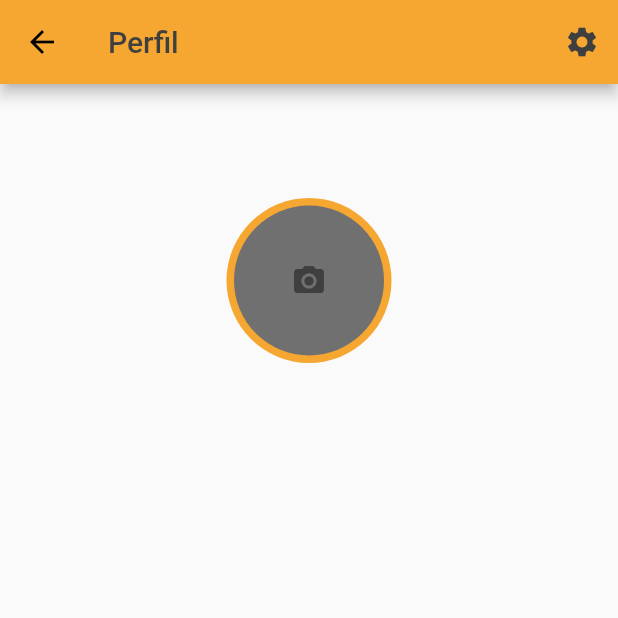
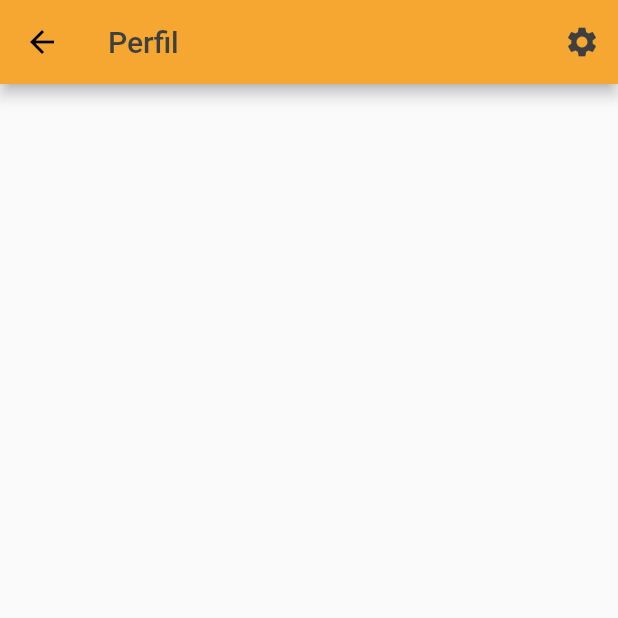
Before and after one commit to GuisCordeiro/find_n_walk, a Flutter app: the PerfilPage screen opened directly, on a phone screen of 412 x 824 dp, the top half of it. Run offline on Flutter 3.47's test engine with Material 2 defaults, Android fonts, the light colour scheme and no system bars; our stand-ins replace anim_search_bar, curved_navigation_bar.

Commit message:
Removi o image picker do app

```diff
--- a/findnwalk/lib/components/perfilImagePicker.dart
+++ /dev/null
@@ -1,107 +0,0 @@
-import 'dart:io';
-import 'package:findnwalk/components/colors.dart';
-import 'package:flutter/material.dart';
-import 'package:image_picker/image_picker.dart';
-
-class PerfilImagePicker extends StatefulWidget {
-
-  @override
-  _PerfilImagePickerState createState() => _PerfilImagePickerState();
-}
-
-class _PerfilImagePickerState extends State<PerfilImagePicker> {
-  var _image;
-  ImagePicker picker = ImagePicker();
-  _imgFromCamera() async {
-  File image = await picker.getImage(
-    source: ImageSource.camera, imageQuality: 50
-  ) as File;
-
-  setState(() {
-    _image = image;
-  });
-}
-
-_imgFromGallery() async {
-  File image = await  picker.getImage(
-      source: ImageSource.gallery, imageQuality: 50
-  ) as File;
-
-  setState(() {
-    _image = image;
-  });
-}
-
-void _showPicker(context) {
-  showModalBottomSheet(
-      context: context,
-      builder: (BuildContext bc) {
-        return Container(
-            child: new Wrap(
-              children: <Widget>[
-                new ListTile(
-                    leading: new Icon(Icons.photo_library),
-                    title: new Text('Galeria'),
-                    onTap: () {
-                      _imgFromGallery();
-                      Navigator.of(context).pop();
-                    }),
-                new ListTile(
-                  leading: new Icon(Icons.photo_camera),
-                  title: new Text('Câmera'),
-                  onTap: () {
-                    _imgFromCamera();
-                    Navigator.of(context).pop();
-                  },
-                ),
-              ],
-            ),
-          );
-
-      }
-    );
-}
-
-  @override
-Widget build(BuildContext context) {
-  return Column(
-      children: <Widget>[
-        SizedBox(
-          height: 32,
-        ),
-        Center(
-          child: GestureDetector(
-            onTap: () {
-              _showPicker(context);
-            },
-            child: CircleAvatar(
-              radius: 55,
-              backgroundColor: AppColors.orange,
-              child: _image != null
-                  ? ClipRRect(
-                      borderRadius: BorderRadius.circular(50),
-                      child: Image.file(
-                        _image,
-                        width: 100,
-                        height: 100,
-                        fit: BoxFit.fitHeight,
-                      ),
-                    )
-                  : Container(
-                      decoration: BoxDecoration(
-                          color: AppColors.grey,
-                          borderRadius: BorderRadius.circular(50)),
-                      width: 100,
-                      height: 100,
-                      child: Icon(
-                        Icons.camera_alt,
-                        color: AppColors.black,
-                      ),
-                    ),
-            ),
-          ),
-        )
-      ],
-  );
-}
-}
--- a/findnwalk/lib/pages/homePage.dart
+++ b/findnwalk/lib/pages/homePage.dart
@@ -16,7 +16,7 @@ class _HomePageState extends State<HomePage> {
   Widget build(BuildContext context) {
     return Scaffold(
       body: SafeArea(
-        child: ListView(
+        child: Stack(
           children: [
             Padding(
               padding: EdgeInsets.only(left: 10,right: 10),
--- a/findnwalk/lib/pages/perfilPage.dart
+++ b/findnwalk/lib/pages/perfilPage.dart
@@ -1,5 +1,4 @@
 import 'package:findnwalk/components/appBar.dart';
-import 'package:findnwalk/components/perfilImagePicker.dart';
 import 'package:findnwalk/pages/settingsPage.dart';
 import 'package:flutter/material.dart';
 
@@ -22,7 +21,7 @@ class _PerfilPageState extends State<PerfilPage> {
       body: SafeArea(
         child: ListView(
             children: [
-              PerfilImagePicker(),
+
           ],
         ),
       ),
--- a/findnwalk/lib/pages/registrationPage.dart
+++ b/findnwalk/lib/pages/registrationPage.dart
@@ -1,7 +1,6 @@
 import 'package:findnwalk/components/orangeButton.dart';
 import 'package:findnwalk/components/colors.dart';
 import 'package:findnwalk/components/form.dart';
-import 'package:findnwalk/components/perfilImagePicker.dart';
 import 'package:findnwalk/pages/loginPage.dart';
 import 'package:flutter/material.dart';
 
@@ -23,7 +22,6 @@ class _RegistrationPageState extends State<RegistrationPage> {
       body: SafeArea(
         child: ListView(
           children: [
-            PerfilImagePicker(),
             AppForm('Nome do usuário'),
             AppForm('Data de nascimento'),
             AppForm('E-mail'),
--- a/findnwalk/pubspec.yaml
+++ b/findnwalk/pubspec.yaml
@@ -21,9 +21,11 @@ environment:
   sdk: ">=2.12.0 <3.0.0"
 
 dependencies:
+  dio: ^4.0.0
+  flutter_polyline_points: ^0.2.6
+  google_maps_flutter: ^2.0.2
   anim_search_bar: ^2.0.2
   curved_navigation_bar: ^1.0.1
-  image_picker: ^0.6.6+5
   intl: ^0.17.0
   flutter:
     sdk: flutter
```
Also changed, not shown: findnwalk/pubspec.lock.
